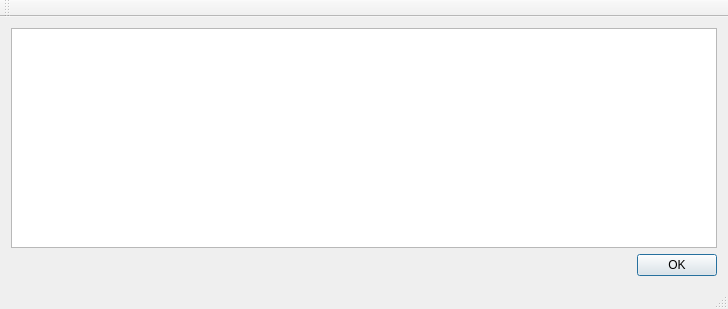
This is mainwindow.ui in macetw/budgetwatcher as Qt 5 draws it before an edit. The edited form follows.
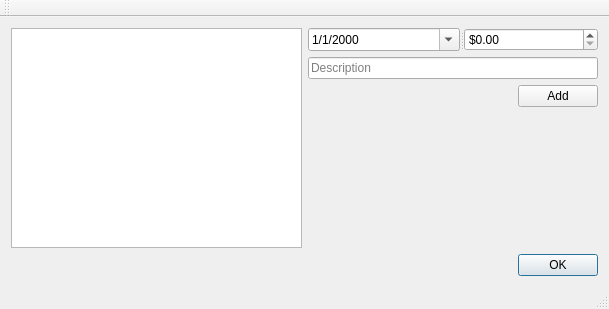
This is the edited form.

Commit message: Added an Add button with the fields needed to add data into the database, one at a time.

The edit to the form file:
```diff
--- a/mainwindow.ui
+++ b/mainwindow.ui
@@ -6,7 +6,7 @@
    <rect>
     <x>0</x>
     <y>0</y>
-    <width>728</width>
+    <width>609</width>
     <height>309</height>
    </rect>
   </property>
@@ -14,9 +14,103 @@
    <string>MainWindow</string>
   </property>
   <widget class="QWidget" name="centralWidget">
-   <layout class="QVBoxLayout" name="verticalLayout">
+   <layout class="QVBoxLayout" name="verticalLayout_2">
     <item>
-     <widget class="QTableView" name="tableView"/>
+     <layout class="QHBoxLayout" name="horizontalLayout_2">
+      <item>
+       <widget class="QTableView" name="tableView"/>
+      </item>
+      <item>
+       <layout class="QVBoxLayout" name="verticalLayout">
+        <item>
+         <widget class="QSplitter" name="splitter">
+          <property name="orientation">
+           <enum>Qt::Horizontal</enum>
+          </property>
+          <widget class="QDateEdit" name="mDate">
+           <property name="sizePolicy">
+            <sizepolicy hsizetype="Ignored" vsizetype="Fixed">
+             <horstretch>1</horstretch>
+             <verstretch>1</verstretch>
+            </sizepolicy>
+           </property>
+           <property name="minimumDate">
+            <date>
+             <year>1752</year>
+             <month>9</month>
+             <day>14</day>
+            </date>
+           </property>
+           <property name="displayFormat">
+            <string>M/d/yyyy</string>
+           </property>
+           <property name="calendarPopup">
+            <bool>true</bool>
+           </property>
+          </widget>
+          <widget class="QDoubleSpinBox" name="mAmount">
+           <property name="sizePolicy">
+            <sizepolicy hsizetype="Ignored" vsizetype="Fixed">
+             <horstretch>1</horstretch>
+             <verstretch>1</verstretch>
+            </sizepolicy>
+           </property>
+           <property name="prefix">
+            <string>$</string>
+           </property>
+           <property name="maximum">
+            <double>9999.989999999999782</double>
+           </property>
+          </widget>
+         </widget>
+        </item>
+        <item>
+         <widget class="QLineEdit" name="mDescription">
+          <property name="placeholderText">
+           <string>Description</string>
+          </property>
+         </widget>
+        </item>
+        <item>
+         <layout class="QHBoxLayout" name="horizontalLayout">
+          <item>
+           <spacer name="horizontalSpacer">
+            <property name="orientation">
+             <enum>Qt::Horizontal</enum>
+            </property>
+            <property name="sizeHint" stdset="0">
+             <size>
+              <width>40</width>
+              <height>20</height>
+             </size>
+            </property>
+           </spacer>
+          </item>
+          <item>
+           <widget class="QPushButton" name="mAddButton">
+            <property name="text">
+             <string>Add</string>
+            </property>
+           </widget>
+          </item>
+         </layout>
+        </item>
+        <item>
+         <spacer name="verticalSpacer">
+          <property name="orientation">
+           <enum>Qt::Vertical</enum>
+          </property>
+          <property name="sizeHint" stdset="0">
+           <size>
+            <width>20</width>
+            <height>40</height>
+           </size>
+          </property>
+         </spacer>
+        </item>
+       </layout>
+      </item>
+     </layout>
     </item>
     <item>
      <widget class="QDialogButtonBox" name="buttonBox">
```
Left out of the diff: 2 changed lines with no effect on the pictures. The commit also changes 2 other files.
